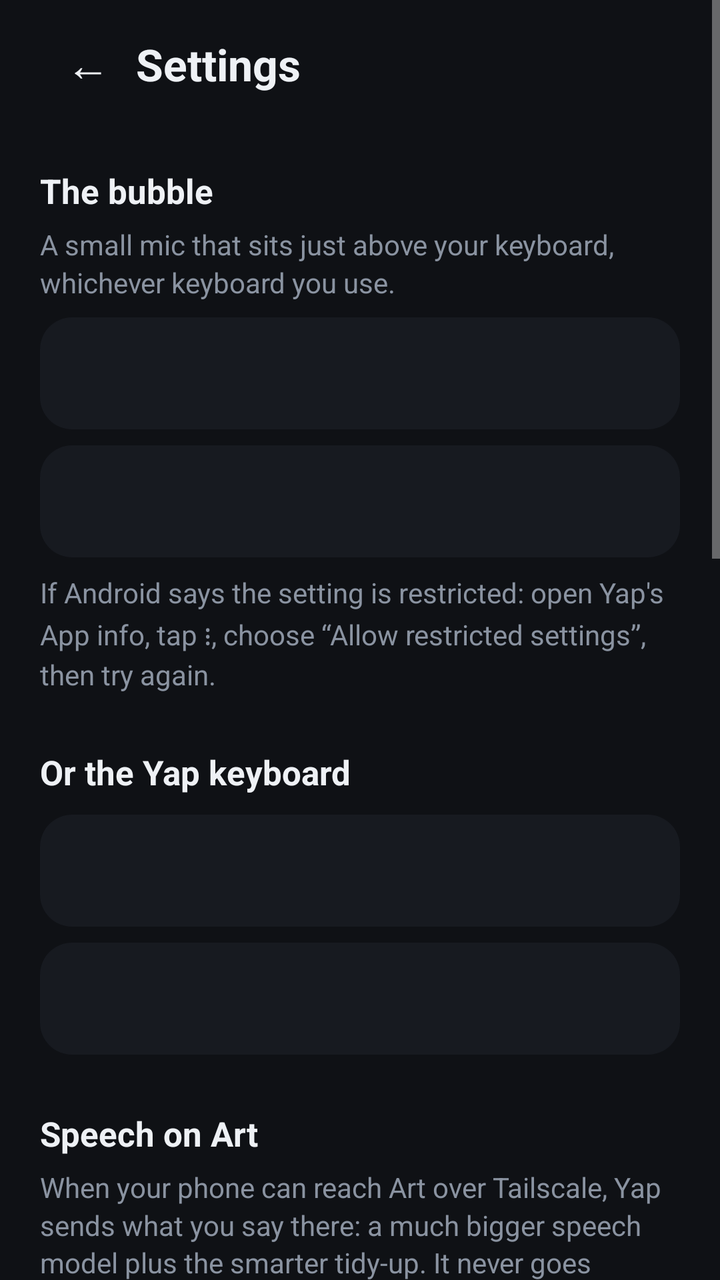
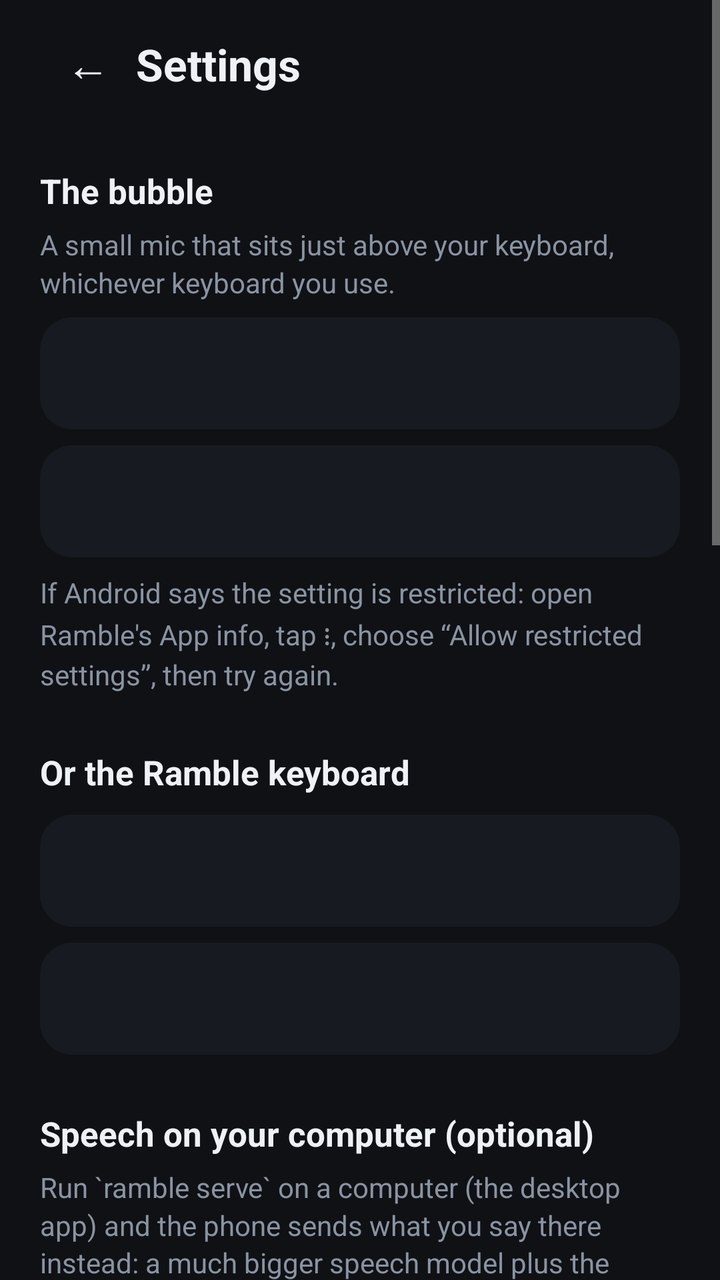

An Android layout rendered at two revisions. The XML below is the earlier revision; the diff shows what the commit changed to produce the second picture.
<!-- AndroidManifest.xml: application theme Yap -->
<!-- res/layout/activity_settings.xml -->
<?xml version="1.0" encoding="utf-8"?>
<ScrollView xmlns:android="http://schemas.android.com/apk/res/android"
    android:layout_width="match_parent" android:layout_height="match_parent"
    android:fitsSystemWindows="true">

    <LinearLayout android:layout_width="match_parent" android:layout_height="wrap_content"
        android:orientation="vertical" android:paddingHorizontal="20dp" android:paddingTop="8dp" android:paddingBottom="32dp">

        <LinearLayout android:layout_width="match_parent" android:layout_height="wrap_content"
            android:orientation="horizontal" android:gravity="center_vertical">
            <TextView android:id="@+id/back" android:layout_width="48dp" android:layout_height="48dp"
                android:gravity="center" android:text="←" android:textSize="22sp" android:textColor="@color/ink"
                android:background="?android:attr/selectableItemBackgroundBorderless" android:contentDescription="Back" />
            <TextView android:layout_width="wrap_content" android:layout_height="wrap_content"
                android:text="Settings" android:textSize="22sp" android:textStyle="bold" android:textColor="@color/ink" />
        </LinearLayout>

        <TextView style="@style/Heading" android:text="The bubble" />
        <TextView style="@style/Note" android:text="A small mic that sits just above your keyboard, whichever keyboard you use." />
        <Button android:id="@+id/step_mic" style="@style/Step" />
        <Button android:id="@+id/step_bubble" style="@style/Step" />
        <TextView style="@style/Note" android:paddingTop="8dp"
            android:text="If Android says the setting is restricted: open Yap's App info, tap ⋮, choose “Allow restricted settings”, then try again." />

        <TextView style="@style/Heading" android:text="Or the Yap keyboard" />
        <Button android:id="@+id/step_enable" style="@style/Step" />
        <Button android:id="@+id/step_switch" style="@style/Step" />

        <TextView style="@style/Heading" android:text="Speech on Art" />
        <TextView style="@style/Note"
            android:text="When your phone can reach Art over Tailscale, Yap sends what you say there: a much bigger speech model plus the smarter tidy-up. It never goes anywhere else. Away from home, the phone does it all itself. Clear the address to always stay on the phone." />
        <EditText android:id="@+id/speech_url" style="@style/Field"
            android:hint="Blank = phone only" android:inputType="textUri" />

        <TextView style="@style/Heading" android:text="Tidy-up away from Art" />
        <TextView style="@style/Note"
            android:text="Optional. The phone always removes ums and stutters, and handles “scratch that” and “new line”. For smarter tidy-up when Art is off, point it at another Ollama server." />
        <EditText android:id="@+id/ollama_url" style="@style/Field"
            android:hint="Blank = phone's rules" android:inputType="textUri" />
        <EditText android:id="@+id/ollama_model" style="@style/Field"
            android:hint="qwen2.5:1.5b" android:inputType="text" />

        <TextView style="@style/Heading" android:text="Words to get right" />
        <TextView style="@style/Note" android:text="Names and jargon, separated by commas." />
        <EditText android:id="@+id/vocabulary" style="@style/Field" android:singleLine="false"
            android:hint="Tommy Games, Quiddler, Katharina" android:inputType="textMultiLine" />

        <TextView style="@style/Heading" android:text="Diagnostics" />
        <TextView style="@style/Note"
            android:text="What the bubble did with your last dictations: which box it found, how it typed, and whether the text stuck. It never stores what you said. If something goes wrong, tap Copy report and send it to Riley." />
        <TextView android:id="@+id/diag_info" style="@style/Note" android:paddingTop="10dp" android:textIsSelectable="true" />
        <TextView android:id="@+id/diag_log"
            android:layout_width="match_parent" android:layout_height="wrap_content"
            android:layout_marginTop="8dp" android:padding="14dp"
            android:background="@drawable/card" android:textColor="@color/ink_soft"
            android:textSize="12sp" android:fontFamily="monospace" android:textIsSelectable="true"
            android:lineSpacingMultiplier="1.2" />
        <LinearLayout android:layout_width="match_parent" android:layout_height="wrap_content"
            android:orientation="horizontal" android:paddingTop="4dp">
            <Button android:id="@+id/diag_copy" style="@style/Step" android:layout_width="0dp" android:layout_weight="1"
                android:layout_marginEnd="8dp" android:gravity="center" android:text="Copy report" />
            <Button android:id="@+id/diag_clear" style="@style/Step" android:layout_width="0dp" android:layout_weight="1"
                android:gravity="center" android:text="Clear" />
        </LinearLayout>
    </LinearLayout>
</ScrollView>
<!-- resources referenced by this layout -->
<resources>
  <color name="ink">#eef1f5</color>
  <color name="ink_soft">#8a93a1</color>
  <!-- drawable card (drawable) -->
  <?xml version="1.0" encoding="utf-8"?>
  <selector xmlns:android="http://schemas.android.com/apk/res/android">
      <item android:state_pressed="true"><shape><solid android:color="@color/key"/><corners android:radius="16dp"/></shape></item>
      <item><shape><solid android:color="@color/surface"/><corners android:radius="16dp"/></shape></item>
  </selector>
  <style name="Field">
          <item name="android:layout_width">match_parent</item>
          <item name="android:layout_height">wrap_content</item>
          <item name="android:layout_marginTop">10dp</item>
          <item name="android:minHeight">52dp</item>
          <item name="android:paddingHorizontal">16dp</item>
          <item name="android:paddingVertical">14dp</item>
          <item name="android:background">@drawable/field</item>
          <item name="android:textSize">16sp</item>
          <item name="android:textColor">@color/ink</item>
          <item name="android:textColorHint">@color/ink_soft</item>
          <item name="android:singleLine">true</item>
      </style>
  <style name="Heading">
          <item name="android:layout_width">match_parent</item>
          <item name="android:layout_height">wrap_content</item>
          <item name="android:textSize">17sp</item>
          <item name="android:textStyle">bold</item>
          <item name="android:textColor">@color/ink</item>
          <item name="android:paddingTop">28dp</item>
          <item name="android:paddingBottom">2dp</item>
      </style>
  <style name="Note">
          <item name="android:layout_width">match_parent</item>
          <item name="android:layout_height">wrap_content</item>
          <item name="android:textSize">14sp</item>
          <item name="android:lineSpacingMultiplier">1.15</item>
          <item name="android:textColor">@color/ink_soft</item>
          <item name="android:paddingTop">4dp</item>
      </style>
  <style name="Step" parent="android:Widget.Material.Button.Borderless">
          <item name="android:layout_width">match_parent</item>
          <item name="android:layout_height">wrap_content</item>
          <item name="android:minHeight">56dp</item>
          <item name="android:layout_marginTop">8dp</item>
          <item name="android:textAllCaps">false</item>
          <item name="android:textSize">16sp</item>
          <item name="android:textColor">@color/ink</item>
          <item name="android:gravity">start|center_vertical</item>
          <item name="android:paddingHorizontal">18dp</item>
          <item name="android:background">@drawable/card</item>
          <item name="android:stateListAnimator">@null</item>
      </style>
  <style name="Yap" parent="android:Theme.Material.NoActionBar">
          <item name="android:colorAccent">@color/accent</item>
          <item name="android:colorControlActivated">@color/accent</item>
          <item name="android:textColorHighlight">#448ecbff</item>
          <item name="android:windowBackground">@color/board</item>
          <item name="android:statusBarColor">@color/board</item>
          <item name="android:navigationBarColor">@color/board</item>
      </style>
  <color name="key">#1f232a</color>
  <color name="surface">#171a20</color>
  <!-- drawable field (drawable) -->
  <?xml version="1.0" encoding="utf-8"?>
  <selector xmlns:android="http://schemas.android.com/apk/res/android">
      <item android:state_focused="true"><shape><solid android:color="@color/surface"/><stroke android:width="1.5dp" android:color="@color/accent"/><corners android:radius="14dp"/></shape></item>
      <item><shape><solid android:color="@color/surface"/><stroke android:width="1dp" android:color="@color/line"/><corners android:radius="14dp"/></shape></item>
  </selector>
  <color name="accent">#8ecbff</color>
  <color name="board">#0f1115</color>
  <color name="line">#262a32</color>
</resources>

<!-- the commit's change to res/layout/activity_settings.xml (unified diff, before → after) -->
@@ -20,19 +20,19 @@
         <Button android:id="@+id/step_mic" style="@style/Step" />
         <Button android:id="@+id/step_bubble" style="@style/Step" />
         <TextView style="@style/Note" android:paddingTop="8dp"
-            android:text="If Android says the setting is restricted: open Yap's App info, tap ⋮, choose “Allow restricted settings”, then try again." />
+            android:text="If Android says the setting is restricted: open Ramble's App info, tap ⋮, choose “Allow restricted settings”, then try again." />
 
-        <TextView style="@style/Heading" android:text="Or the Yap keyboard" />
+        <TextView style="@style/Heading" android:text="Or the Ramble keyboard" />
         <Button android:id="@+id/step_enable" style="@style/Step" />
         <Button android:id="@+id/step_switch" style="@style/Step" />
 
-        <TextView style="@style/Heading" android:text="Speech on Art" />
+        <TextView style="@style/Heading" android:text="Speech on your computer (optional)" />
         <TextView style="@style/Note"
-            android:text="When your phone can reach Art over Tailscale, Yap sends what you say there: a much bigger speech model plus the smarter tidy-up. It never goes anywhere else. Away from home, the phone does it all itself. Clear the address to always stay on the phone." />
+            android:text="Run `ramble serve` on a computer (the desktop app) and the phone sends what you say there instead: a much bigger speech model plus the smarter tidy-up. Both need to be on the same Tailscale network; put the computer\'s address below, like http://100.x.y.z:8723. Away from it, or with this blank, the phone does it all itself." />
         <EditText android:id="@+id/speech_url" style="@style/Field"
-            android:hint="Blank = phone only" android:inputType="textUri" />
+            android:hint="Blank = everything on the phone" android:inputType="textUri" />
 
-        <TextView style="@style/Heading" android:text="Tidy-up away from Art" />
+        <TextView style="@style/Heading" android:text="Tidy-up without the computer" />
         <TextView style="@style/Note"
             android:text="Optional. The phone always removes ums and stutters, and handles “scratch that” and “new line”. For smarter tidy-up when Art is off, point it at another Ollama server." />
         <EditText android:id="@+id/ollama_url" style="@style/Field"
@@ -43,11 +43,11 @@
         <TextView style="@style/Heading" android:text="Words to get right" />
         <TextView style="@style/Note" android:text="Names and jargon, separated by commas." />
         <EditText android:id="@+id/vocabulary" style="@style/Field" android:singleLine="false"
-            android:hint="Tommy Games, Quiddler, Katharina" android:inputType="textMultiLine" />
+            android:hint="Ada Lovelace, Kubernetes, Tailscale" android:inputType="textMultiLine" />
 
         <TextView style="@style/Heading" android:text="Diagnostics" />
         <TextView style="@style/Note"
-            android:text="What the bubble did with your last dictations: which box it found, how it typed, and whether the text stuck. It never stores what you said. If something goes wrong, tap Copy report and send it to Riley." />
+            android:text="What the bubble did with your last dictations: which box it found, how it typed, and whether the text stuck. It never stores what you said. If something goes wrong, tap Copy report and include it in a GitHub issue." />
         <TextView android:id="@+id/diag_info" style="@style/Note" android:paddingTop="10dp" android:textIsSelectable="true" />
         <TextView android:id="@+id/diag_log"
             android:layout_width="match_parent" android:layout_height="wrap_content"
